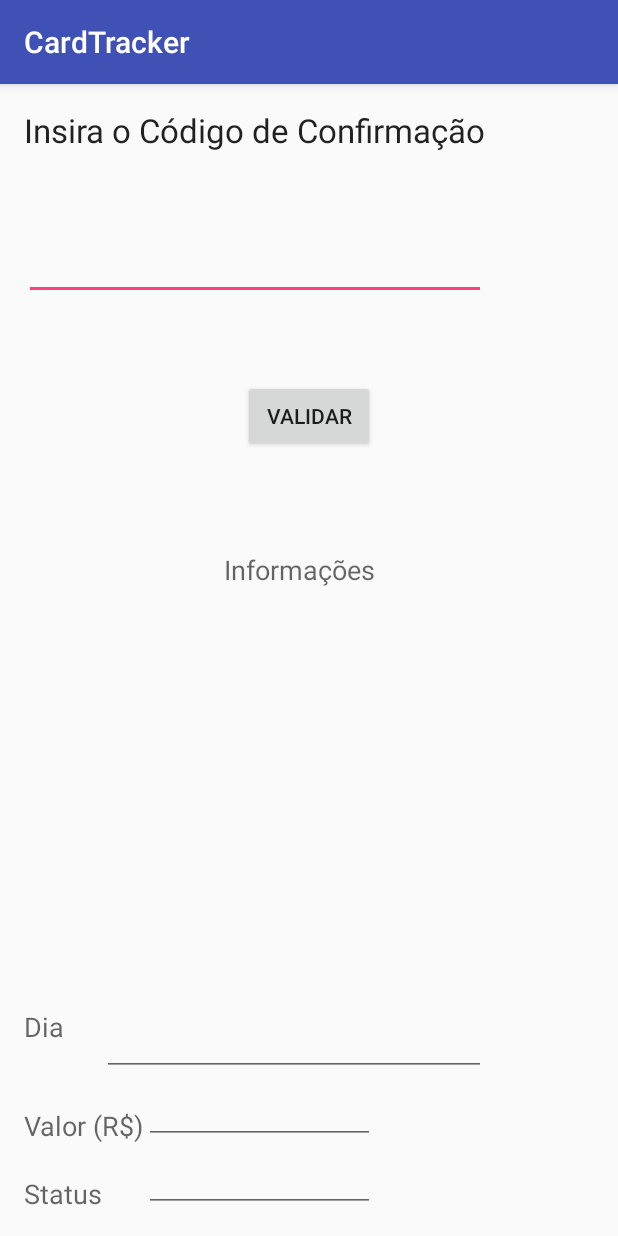
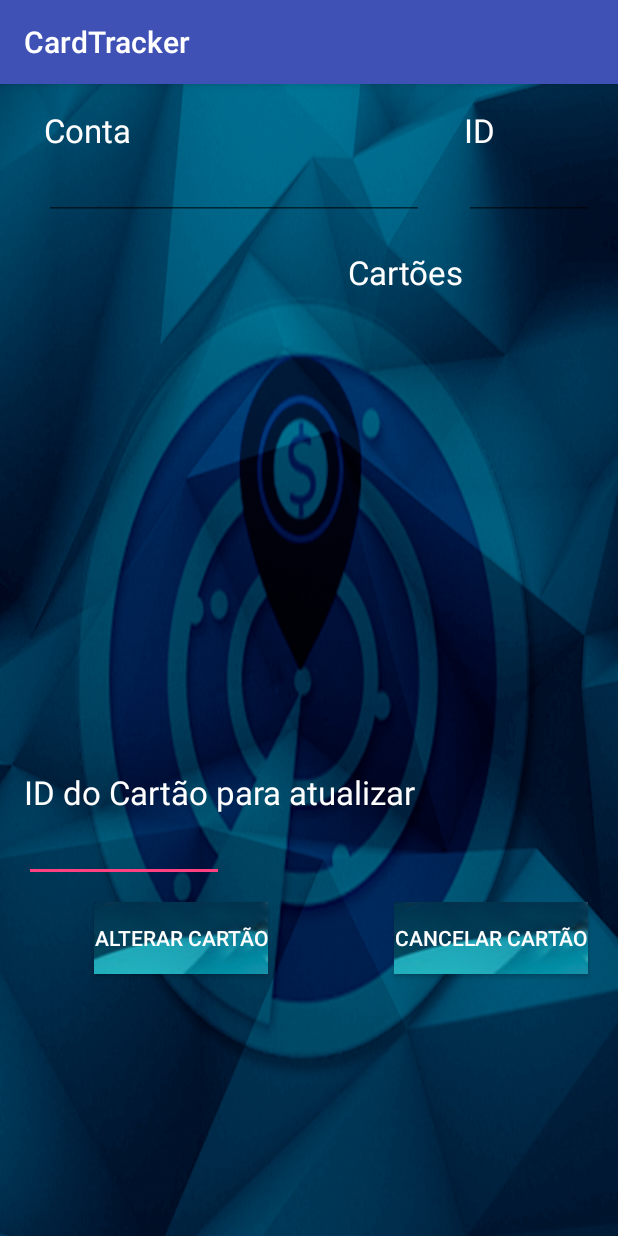
Before and after one commit to AltairPinto/Conductor, an Android app: the Cartoes screen opened directly, with no data from a screen before it, on a phone screen of 412 x 824 dp. Run offline under Robolectric (Android 15) with nearby library versions, the phone set to English and light mode, and no system bars; libraries missing offline, so code that uses them is left out: br.com.conductor; 8 statements that could not run were skipped.

Commit message:
Busca por Cartões finalizada e conserto de bugs
Pendentes para a Activity: alterar e excluir Cartão através do ID.
Próximo passo: Bloqueio de Cartão, Transferência entre Cartões e Compra.

```diff
--- a/CardTracker/app/src/main/java/br/com/cardtracker/Cartoes.java
+++ b/CardTracker/app/src/main/java/br/com/cardtracker/Cartoes.java
@@ -1,41 +1,80 @@
 package br.com.cardtracker;
 
-import android.app.AlertDialog;
 import android.content.Intent;
 import android.os.Bundle;
+import android.os.StrictMode;
 import android.support.v7.app.AppCompatActivity;
 import android.view.View;
 import android.widget.Button;
 import android.widget.EditText;
+import android.widget.TextView;
+
+import java.util.List;
+
+import br.com.conductor.sdc.api.v1.CartaoApi;
+import br.com.conductor.sdc.api.v1.ContaApi;
+import br.com.conductor.sdc.api.v1.invoker.ApiException;
+import br.com.conductor.sdc.api.v1.model.Cartao;
+import br.com.conductor.sdc.api.v1.model.Conta;
 
 public class Cartoes extends AppCompatActivity implements View.OnClickListener{
 
-    private EditText nDia;
-    private EditText nValor;
-    private EditText nStatus;
-    private EditText nValidar;
+    private EditText nID;
+    private EditText nConta;
+    private EditText nIDNovo;
+    private TextView Cards;
+    private Button btnAlterarCartao;
+    private Button btnCancelarCartao;
 
-    private Button btnValidar;
-
-    public String validar = "conductor";
+    // Atributos API
+    public runAPI runAPI = new runAPI();
+    public ContaApi contaApi = runAPI.getContaApiInfos("3BJU7WSdxYVy","VxUGXKTjnPCa","https://api.conductor.com.br/sdc");
+    public CartaoApi cartaoApi = runAPI.getCartaoApiInfos("3BJU7WSdxYVy","VxUGXKTjnPCa","https://api.conductor.com.br/sdc");
+    public Conta conta1 = runAPI.getConta1Infos();
+    public Cartao cartao1 = runAPI.getCartao1Infos();
+    public Cartao cartao2 = runAPI.getCartao2Infos();
 
     @Override
     protected void onCreate(Bundle savedInstanceState) {
         super.onCreate(savedInstanceState);
         setContentView(R.layout.activity_cartoes);
 
-        nDia = (EditText) findViewById(R.id.nDia);
-        nValor = (EditText) findViewById(R.id.nValor);
-        nStatus = (EditText) findViewById(R.id.nStatus);
-        nValidar = (EditText) findViewById(R.id.nValidar);
+        if (android.os.Build.VERSION.SDK_INT > 9) {
+            StrictMode.ThreadPolicy policy = new StrictMode.ThreadPolicy.Builder().permitAll().build();
+            StrictMode.setThreadPolicy(policy);
+        } //Thread não dar conflito
 
-        btnValidar = (Button) findViewById(R.id.btnValidar);
-        btnValidar.setOnClickListener(this);
+        nConta = (EditText) findViewById(R.id.nConta);
+        nID = (EditText) findViewById(R.id.nID);
+        nIDNovo = (EditText) findViewById(R.id.nIDNovo);
+
+        Cards = (TextView) findViewById(R.id.Cards); // Campo para jogar os cartões existentes
+
+        btnAlterarCartao = (Button) findViewById(R.id.btnAlterarCartao);
+        btnCancelarCartao = (Button) findViewById(R.id.btnCancelarCartao);
+        btnCancelarCartao.setOnClickListener(this);
+
+        nConta.setText(conta1.getNome());
+        nID.setText(conta1.getId().toString());
+
+        try {
+            contaApi.getOneUsingGET1(conta1.getId()); // Pega os dados da conta
+            cartaoApi.getAllUsingGET(conta1.getId()); // Pega os cartões da conta
+
+            List<Cartao> getAPIFromText = cartaoApi.getAllUsingGET(conta1.getId());
+
+            System.out.println("Get da Conta em Cartoes: "+contaApi.getOneUsingGET1(conta1.getId()));
+            System.out.println("Get da Cartao em Cartoes: "+cartaoApi.getAllUsingGET(conta1.getId()));
+
+            Cards.setText(getAPIFromText.toString());
+        } catch (ApiException e) {
+            System.out.println("Deu pau em Cartoes "+e);
+        }
     }
 
     @Override
     public void onClick(View v) {
-        final String nIntFromText = nValidar.getText().toString();
+        /*final String nIntFromText = nValidar.getText().toString();
         AlertDialog.Builder dig5 = new AlertDialog.Builder(Cartoes.this);
         if(validar.equals(nIntFromText)){
         dig5.setTitle("Confirmação");
@@ -48,7 +87,7 @@ public class Cartoes extends AppCompatActivity implements View.OnClickListener{
             dig5.setNegativeButton("Voltar", null);
             nValidar.setText(null);
             dig5.show();
-        }
+        }*/
     }
     public void onBackPressed(){
         Intent it = new Intent(this, Menu.class);
--- a/CardTracker/app/src/main/java/br/com/cardtracker/runAPI.java
+++ b/CardTracker/app/src/main/java/br/com/cardtracker/runAPI.java
@@ -73,6 +73,7 @@ public class runAPI extends AppCompatActivity {
         cartao1.setSenha("123123098asd@");
         cartao1.setCvv("cvv");
         cartao1 = cartaoApi.createUsingPOST(conta1.getId(), cartao1);
+        cartaoApi.creditarUsingPUT(conta1.getId(), cartao1.getId(), 100.00);
         //cartao1Infos(cartao1.getCvv(),cartao1.getId(),cartao1.getNome(),cartao1.getNumero(),cartao1.getSenha(),cartao1.getStatus());
         setCartao1Info(cartao1);
         /**
--- a/CardTracker/app/src/main/res/layout/activity_cartoes.xml
+++ b/CardTracker/app/src/main/res/layout/activity_cartoes.xml
@@ -7,118 +7,151 @@
     android:paddingLeft="@dimen/activity_horizontal_margin"
     android:paddingRight="@dimen/activity_horizontal_margin"
     android:paddingTop="@dimen/activity_vertical_margin"
+    android:background="@drawable/bg"
     tools:context=".Cartoes">
 
     <TextView
         android:layout_width="wrap_content"
         android:layout_height="wrap_content"
         android:textAppearance="?android:attr/textAppearanceLarge"
-        android:text="Insira o Código de Confirmação"
-        android:id="@+id/textView20"
-        android:layout_alignParentTop="true"
-        android:layout_alignParentStart="true" />
+        android:text="Conta"
+        android:id="@+id/textView2"
+        android:textColorHighlight="@color/colorPrimaryDark"
+        android:textColor="@color/common_google_signin_btn_text_dark"
+        android:layout_alignLeft="@+id/nConta"/>
 
     <EditText
-        android:layout_width="wrap_content"
+        android:layout_width="380px"
         android:layout_height="wrap_content"
-        android:id="@+id/nValidar"
-        android:layout_marginTop="53dp"
-        android:layout_below="@+id/textView20"
-        android:layout_alignParentStart="true"
-        android:layout_alignEnd="@+id/textView20"
-        android:text="@string/nValidar" />
-
-    <Button
-        android:layout_width="wrap_content"
-        android:layout_height="wrap_content"
-        android:text="@string/btnValidar"
-        android:id="@+id/btnValidar"
-        android:layout_marginTop="53dp"
-        android:layout_below="@+id/nValidar"
-        android:layout_centerHorizontal="true" />
+        android:inputType="textPersonName"
+        android:layout_marginLeft="20px"
+        android:ems="10"
+        android:id="@+id/nConta"
+        android:text="@string/nConta"
+        android:visibility="visible"
+        android:clickable="false"
+        android:cursorVisible="false"
+        android:focusable="false"
+        android:focusableInTouchMode="false"
+        android:layout_below="@+id/textView2"
+        android:textColorHighlight="@color/colorPrimaryDark"
+        android:textColor="@color/common_google_signin_btn_text_dark"
+        />
 
     <TextView
         android:layout_width="wrap_content"
         android:layout_height="wrap_content"
-        android:textAppearance="?android:attr/textAppearanceMedium"
-        android:text="Informações"
-        android:id="@+id/textView21"
-        android:layout_marginTop="66dp"
-        android:layout_below="@+id/btnValidar"
-        android:layout_alignEnd="@+id/btnValidar" />
+        android:textAppearance="?android:attr/textAppearanceLarge"
+        android:text="ID"
+        android:id="@+id/textView3"
+        android:textColorHighlight="@color/colorPrimaryDark"
+        android:textColor="@color/common_google_signin_btn_text_dark"
+        android:layout_alignLeft="@+id/nID"/>
 
     <EditText
-        android:layout_width="wrap_content"
+        android:layout_width="200px"
         android:layout_height="wrap_content"
-        android:inputType="date"
-        android:ems="10"
-        android:id="@+id/nDia"
-        android:text="@string/nDia"
-        android:layout_above="@+id/nValor"
-        android:layout_alignEnd="@+id/nValidar"
-        android:layout_toEndOf="@+id/textView22"
+        android:id="@+id/nID"
+        android:layout_below="@+id/textView3"
+        android:layout_alignParentStart="true"
+        android:layout_toStartOf="@+id/textView2"
+        android:text=""
+        android:textColorHighlight="@color/colorPrimaryDark"
+        android:textColor="@color/common_google_signin_btn_text_dark"
         android:visibility="visible"
         android:clickable="false"
         android:cursorVisible="false"
         android:focusable="false"
-        android:focusableInTouchMode="false"/>
+        android:focusableInTouchMode="false"
+        android:layout_marginLeft="440px"
+        android:layout_alignParentEnd="true" />
 
     <TextView
         android:layout_width="wrap_content"
         android:layout_height="wrap_content"
-        android:textAppearance="?android:attr/textAppearanceMedium"
-        android:text="Dia"
-        android:id="@+id/textView22"
-        android:layout_alignEnd="@+id/textView25"
-        android:layout_alignTop="@+id/nDia"
-        android:layout_alignParentStart="true" />
+        android:textAppearance="?android:attr/textAppearanceLarge"
+        android:text="Cartões"
+        android:id="@+id/textView17"
+        android:textColorHighlight="@color/colorPrimaryDark"
+        android:textColor="@color/common_google_signin_btn_text_dark"
+        android:layout_marginTop="20dp"
+        android:layout_below="@+id/nConta"
+        android:layout_toStartOf="@+id/textView3" />
+
+    <ScrollView
+        android:layout_width="match_parent"
+        android:layout_height="match_parent"
+        android:layout_marginTop="100px"
+        android:layout_marginBottom="300px"
+        android:layout_below="@+id/nConta"
+        android:id="@+id/scrollView">
+
+        <RelativeLayout
+            android:layout_width="match_parent"
+            android:layout_height="match_parent"
+            android:id="@+id/relativeLayout">
+
+
+            <TextView
+                android:layout_width="match_parent"
+                android:layout_height="match_parent"
+                android:textAppearance="?android:attr/textAppearanceLarge"
+                android:id="@+id/Cards"
+                android:textColorHighlight="@color/colorPrimaryDark"
+                android:textColor="@color/common_google_signin_btn_text_dark"
+                />
+
+                </RelativeLayout>
+                </ScrollView>
+
+    <Button
+        android:id="@+id/btnAlterarCartao"
+        android:layout_width="wrap_content"
+        android:layout_height="wrap_content"
+        android:text="Alterar Cartão"
+        android:background="@drawable/icon"
+        android:textColorHighlight="@color/colorPrimaryDark"
+        android:textColor="@color/common_google_signin_btn_text_dark"
+        android:layout_marginTop="20px"
+        android:layout_marginLeft="70px"
+        android:layout_alignEnd="@+id/textView13"
+        android:layout_below="@+id/nIDNovo"/>
+
+    <Button
+        android:id="@+id/btnCancelarCartao"
+        android:layout_width="wrap_content"
+        android:layout_height="wrap_content"
+        android:text="Cancelar Cartão"
+        android:background="@drawable/icon"
+        android:textColorHighlight="@color/colorPrimaryDark"
+        android:textColor="@color/common_google_signin_btn_text_dark"
+        android:layout_marginTop="20px"
+        android:layout_marginLeft="300px"
+        android:layout_alignLeft="@+id/btnAlterarCartao"
+        android:layout_below="@+id/nIDNovo"/>
+
 
     <TextView
         android:layout_width="wrap_content"
         android:layout_height="wrap_content"
-        android:textAppearance="?android:attr/textAppearanceMedium"
-        android:text="Valor (R$)"
-        android:id="@+id/textView24"
-        android:layout_alignBottom="@+id/nValor"
-        android:layout_alignParentStart="true" />
+        android:textAppearance="?android:attr/textAppearanceLarge"
+        android:text="ID do Cartão para atualizar"
+        android:id="@+id/textView4"
+        android:textColorHighlight="@color/colorPrimaryDark"
+        android:textColor="@color/common_google_signin_btn_text_dark"
+        android:layout_marginTop="450px"
+        android:layout_alignTop="@+id/scrollView"/>
 
     <EditText
-        android:layout_width="wrap_content"
+        android:layout_width="200px"
         android:layout_height="wrap_content"
         android:inputType="number"
+        android:text="@string/nIDNovo"
         android:ems="10"
-        android:id="@+id/nValor"
-        android:layout_above="@+id/nStatus"
-        android:layout_alignEnd="@+id/textView21"
-        android:layout_toEndOf="@+id/textView24"
-        android:text="@string/nValor"
-        android:visibility="visible"
-        android:clickable="false"
-        android:cursorVisible="false"
-        android:focusable="false"
-        android:focusableInTouchMode="false"/>
+        android:id="@+id/nIDNovo"
+        android:layout_below="@+id/textView4"
+        android:layout_alignParentStart="true"
+        android:textColor="#D3D3D3"
+        />
 
-    <TextView
-        android:layout_width="wrap_content"
-        android:layout_height="wrap_content"
-        android:textAppearance="?android:attr/textAppearanceMedium"
-        android:text="Status"
-        android:id="@+id/textView25"
-        android:layout_alignParentBottom="true"
-        android:layout_alignParentStart="true" />
-
-    <EditText
-        android:layout_width="wrap_content"
-        android:layout_height="wrap_content"
-        android:id="@+id/nStatus"
-        android:layout_alignBottom="@+id/textView25"
-        android:layout_alignEnd="@+id/btnValidar"
-        android:layout_alignStart="@+id/nValor"
-        android:text="@string/nStatus"
-        android:visibility="visible"
-        android:clickable="false"
-        android:cursorVisible="false"
-        android:focusable="false"
-        android:focusableInTouchMode="false"/>
-
-</RelativeLayout>
+        </RelativeLayout> <!--Layout dos Botões-->
```
Also changed, not shown: CardTracker/app/src/main/java/br/com/cardtracker/Contas.java (+10 -24 lines), CardTracker/app/src/main/java/br/com/cardtracker/MainActivity.java (+6 -8 lines), CardTracker/app/src/main/java/br/com/cardtracker/Menu.java (+12 -1 lines), CardTracker/app/src/main/res/layout/activity_contas.xml (+13 -1 lines), CardTracker/app/src/main/res/layout/activity_menu.xml (+31 -5 lines).
